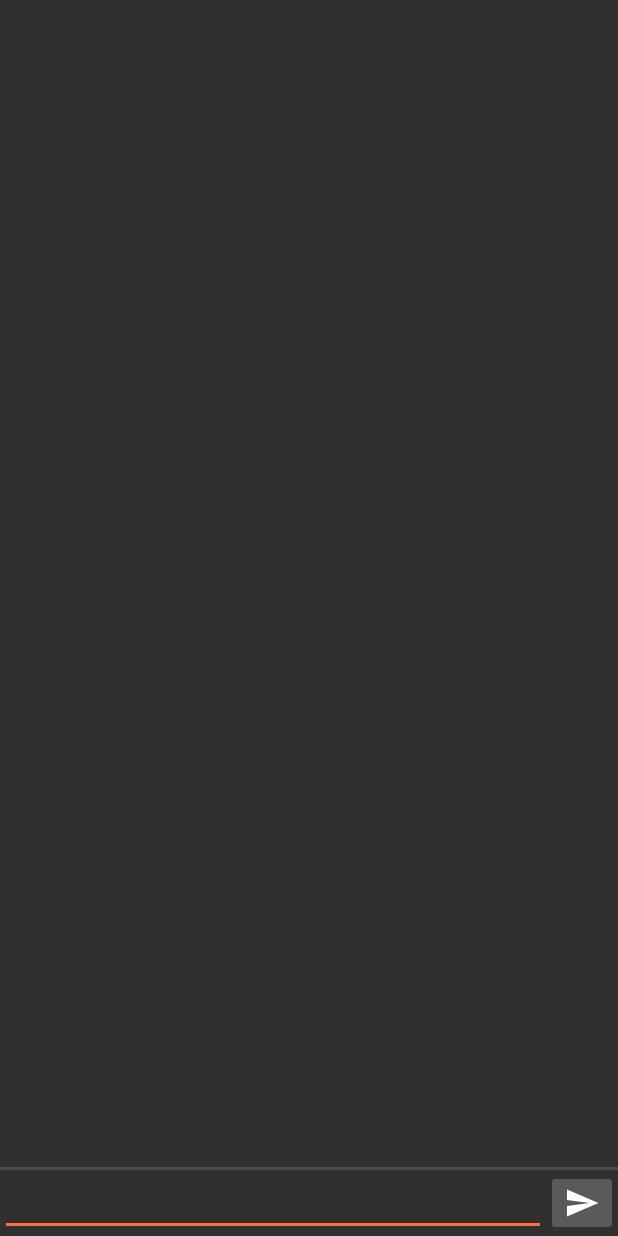
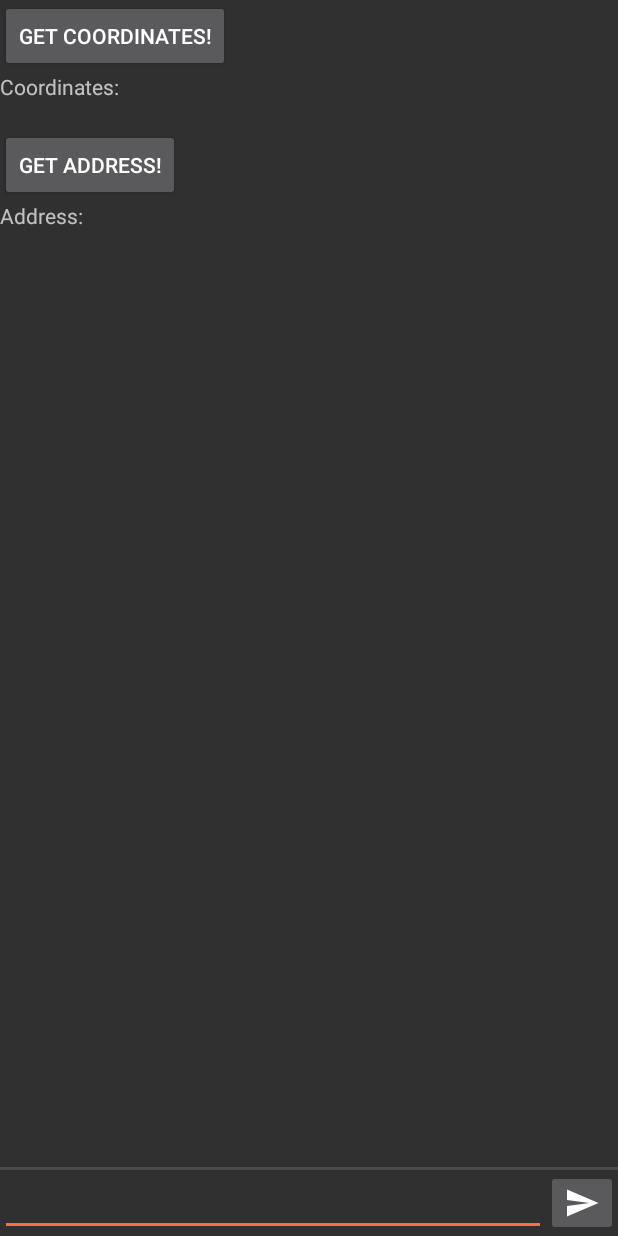
Before and after one commit to xyz-flag/IntelliSight, an Android app: the layout fragment_terminal.xml on its own in the app's theme, with its tools: preview values and no code run, on a phone screen of 412 x 824 dp. Run offline under Robolectric (Android 15) with nearby library versions, the phone set to English and light mode, and no system bars.

Commit message:
layout editing

```diff
--- a/bluetooth/app/src/main/res/layout/fragment_terminal.xml
+++ b/bluetooth/app/src/main/res/layout/fragment_terminal.xml
@@ -1,15 +1,48 @@
 <?xml version="1.0" encoding="utf-8"?>
-<LinearLayout
-    xmlns:android="http://schemas.android.com/apk/res/android"
+<LinearLayout xmlns:android="http://schemas.android.com/apk/res/android"
     xmlns:app="http://schemas.android.com/apk/res-auto"
     android:layout_width="match_parent"
     android:layout_height="match_parent"
     android:orientation="vertical">
 
+    //coordinates
+
+
+    <Button
+        android:id="@+id/btnCoordinate"
+        android:layout_width="wrap_content"
+        android:layout_height="wrap_content"
+        android:text="get Coordinates!" />
+
+
+    //building
+
+    <TextView
+        android:id="@+id/textLatLong"
+        android:layout_width="401dp"
+        android:layout_height="38dp"
+        android:text="Coordinates: " />
+
+    <Button
+        android:id="@+id/button_parse"
+        android:layout_width="wrap_content"
+        android:layout_height="wrap_content"
+        android:text="get Address!" />
+
+
+    //bluetooth
+
+    <TextView
+        android:id="@+id/text_view_result"
+        android:layout_width="match_parent"
+        android:layout_height="105dp"
+        android:baselineAligned="false"
+        android:text="Address: " />
+
     <TextView
         android:id="@+id/receive_text"
         android:layout_width="match_parent"
-        android:layout_height="0dp"
+        android:layout_height="498dp"
         android:layout_weight="1"
         android:freezesText="true"
         android:gravity="bottom"
@@ -18,8 +51,8 @@
 
     <View
         android:layout_width="match_parent"
-        android:background="?android:attr/listDivider"
-        android:layout_height="2dp" />
+        android:layout_height="2dp"
+        android:background="?android:attr/listDivider" />
 
     <LinearLayout
         android:layout_width="match_parent"
--- a/geogeo/app/src/main/res/layout/activity_main.xml
+++ b/geogeo/app/src/main/res/layout/activity_main.xml
@@ -33,7 +33,7 @@
         app:layout_constraintVertical_bias="0.353" />
 
 
-    //
+    //building
     <Button
         android:id="@+id/button_parse"
         android:layout_width="wrap_content"
```
Also changed, not shown: SimpleBluetoothTerminal-master/app/src/main/java/com/intellisight/bluetooth/SerialSocket.java (deleted, +0 -113 lines), bluetooth/app/build.gradle (+11 -0 lines).
